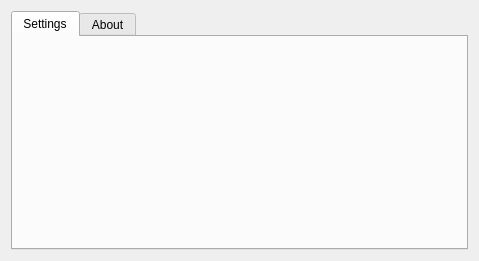
Before: the Qt Designer form GreeRemoteGuiQt/src/mainwindow.ui in tomikaa87/gree-remote, drawn with Qt 5.
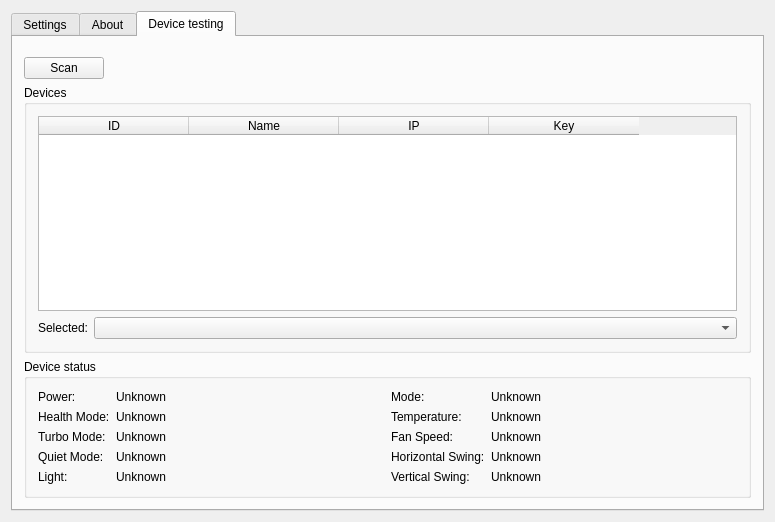
After: the same form once the commit is applied.

Commit message: Process device update packet, implement device testing UI

Patch:
```diff
--- a/GreeRemoteGuiQt/src/mainwindow.ui
+++ b/GreeRemoteGuiQt/src/mainwindow.ui
@@ -6,8 +6,8 @@
    <rect>
     <x>0</x>
     <y>0</y>
-    <width>479</width>
-    <height>261</height>
+    <width>775</width>
+    <height>522</height>
    </rect>
   </property>
   <property name="windowTitle">
@@ -18,7 +18,7 @@
     <item row="0" column="0">
      <widget class="QTabWidget" name="tabWidget">
       <property name="currentIndex">
-       <number>0</number>
+       <number>2</number>
       </property>
       <widget class="QWidget" name="tab">
        <attribute name="title">
@@ -45,6 +45,260 @@
         </item>
        </layout>
       </widget>
+      <widget class="QWidget" name="testingTab">
+       <attribute name="title">
+        <string>Device testing</string>
+       </attribute>
+       <layout class="QGridLayout" name="gridLayout_3">
+        <property name="topMargin">
+         <number>20</number>
+        </property>
+        <item row="0" column="0">
+         <widget class="QPushButton" name="scanButton">
+          <property name="text">
+           <string>Scan</string>
+          </property>
+         </widget>
+        </item>
+        <item row="2" column="0" colspan="2">
+         <widget class="QGroupBox" name="groupBox_2">
+          <property name="title">
+           <string>Device status</string>
+          </property>
+          <layout class="QHBoxLayout" name="horizontalLayout">
+           <item>
+            <layout class="QFormLayout" name="formLayout_3">
+             <item row="1" column="0">
+              <widget class="QLabel" name="label_3">
+               <property name="text">
+                <string>Health Mode:</string>
+               </property>
+              </widget>
+             </item>
+             <item row="0" column="0">
+              <widget class="QLabel" name="label_2">
+               <property name="text">
+                <string>Power:</string>
+               </property>
+              </widget>
+             </item>
+             <item row="2" column="0">
+              <widget class="QLabel" name="label_5">
+               <property name="text">
+                <string>Turbo Mode:</string>
+               </property>
+              </widget>
+             </item>
+             <item row="3" column="0">
+              <widget class="QLabel" name="label_4">
+               <property name="text">
+                <string>Quiet Mode:</string>
+               </property>
+              </widget>
+             </item>
+             <item row="4" column="0">
+              <widget class="QLabel" name="label_6">
+               <property name="text">
+                <string>Light:</string>
+               </property>
+              </widget>
+             </item>
+             <item row="4" column="1">
+              <widget class="QLabel" name="lightStatusLabel">
+               <property name="text">
+                <string>Unknown</string>
+               </property>
+              </widget>
+             </item>
+             <item row="2" column="1">
+              <widget class="QLabel" name="turboModeStatusLabel">
+               <property name="text">
+                <string>Unknown</string>
+               </property>
+              </widget>
+             </item>
+             <item row="3" column="1">
+              <widget class="QLabel" name="quietModeStatusLabel">
+               <property name="text">
+                <string>Unknown</string>
+               </property>
+              </widget>
+             </item>
+             <item row="1" column="1">
+              <widget class="QLabel" name="healthStatusLabel">
+               <property name="text">
+                <string>Unknown</string>
+               </property>
+              </widget>
+             </item>
+             <item row="0" column="1">
+              <widget class="QLabel" name="powerStateLabel">
+               <property name="text">
+                <string>Unknown</string>
+               </property>
+              </widget>
+             </item>
+            </layout>
+           </item>
+           <item>
+            <layout class="QFormLayout" name="formLayout_4">
+             <item row="0" column="0">
+              <widget class="QLabel" name="label_7">
+               <property name="text">
+                <string>Mode:</string>
+               </property>
+              </widget>
+             </item>
+             <item row="0" column="1">
+              <widget class="QLabel" name="modeLabel">
+               <property name="text">
+                <string>Unknown</string>
+               </property>
+              </widget>
+             </item>
+             <item row="1" column="0">
+              <widget class="QLabel" name="label_8">
+               <property name="text">
+                <string>Temperature:</string>
+               </property>
+              </widget>
+             </item>
+             <item row="1" column="1">
+              <widget class="QLabel" name="temperatureLabel">
+               <property name="text">
+                <string>Unknown</string>
+               </property>
+              </widget>
+             </item>
+             <item row="2" column="0">
+              <widget class="QLabel" name="label_9">
+               <property name="text">
+                <string>Fan Speed:</string>
+               </property>
+              </widget>
+             </item>
+             <item row="2" column="1">
+              <widget class="QLabel" name="fanSpeedLabel">
+               <property name="text">
+                <string>Unknown</string>
+               </property>
+              </widget>
+             </item>
+             <item row="3" column="0">
+              <widget class="QLabel" name="label_10">
+               <property name="text">
+                <string>Horizontal Swing:</string>
+               </property>
+              </widget>
+             </item>
+             <item row="3" column="1">
+              <widget class="QLabel" name="horizontalSwingLabel">
+               <property name="text">
+                <string>Unknown</string>
+               </property>
+              </widget>
+             </item>
+             <item row="4" column="0">
+              <widget class="QLabel" name="label_11">
+               <property name="text">
+                <string>Vertical Swing:</string>
+               </property>
+              </widget>
+             </item>
+             <item row="4" column="1">
+              <widget class="QLabel" name="verticalSwingLabel">
+               <property name="text">
+                <string>Unknown</string>
+               </property>
+              </widget>
+             </item>
+            </layout>
+           </item>
+          </layout>
+         </widget>
+        </item>
+        <item row="1" column="0" colspan="2">
+         <widget class="QGroupBox" name="groupBox">
+          <property name="title">
+           <string>Devices</string>
+          </property>
+          <layout class="QGridLayout" name="gridLayout_4">
+           <item row="1" column="0">
+            <widget class="QLabel" name="label">
+             <property name="sizePolicy">
+              <sizepolicy hsizetype="Maximum" vsizetype="Preferred">
+               <horstretch>0</horstretch>
+               <verstretch>0</verstretch>
+              </sizepolicy>
+             </property>
+             <property name="text">
+              <string>Selected:</string>
+             </property>
+            </widget>
+           </item>
+           <item row="1" column="1">
+            <widget class="QComboBox" name="deviceComboBox"/>
+           </item>
+           <item row="0" column="0" colspan="2">
+            <widget class="QTableWidget" name="deviceTable">
+             <property name="editTriggers">
+              <set>QAbstractItemView::NoEditTriggers</set>
+             </property>
+             <property name="selectionMode">
+              <enum>QAbstractItemView::SingleSelection</enum>
+             </property>
+             <property name="cornerButtonEnabled">
+              <bool>false</bool>
+             </property>
+             <property name="columnCount">
+              <number>4</number>
+             </property>
+             <attribute name="horizontalHeaderDefaultSectionSize">
+              <number>150</number>
+             </attribute>
+             <attribute name="horizontalHeaderHighlightSections">
+              <bool>false</bool>
+             </attribute>
+             <column>
+              <property name="text">
+               <string>ID</string>
+              </property>
+             </column>
+             <column>
+              <property name="text">
+               <string>Name</string>
+              </property>
+             </column>
+             <column>
+              <property name="text">
+               <string>IP</string>
+              </property>
+             </column>
+             <column>
+              <property name="text">
+               <string>Key</string>
+              </property>
+             </column>
+            </widget>
+           </item>
+          </layout>
+         </widget>
+        </item>
+        <item row="0" column="1">
+         <spacer name="horizontalSpacer">
+          <property name="orientation">
+           <enum>Qt::Horizontal</enum>
+          </property>
+          <property name="sizeHint" stdset="0">
+           <size>
+            <width>40</width>
+            <height>20</height>
+           </size>
+          </property>
+         </spacer>
+        </item>
+       </layout>
+      </widget>
      </widget>
     </item>
    </layout>
```
Left out of the diff: 2 changed lines with no effect on the pictures. The commit also changes 9 other files.
